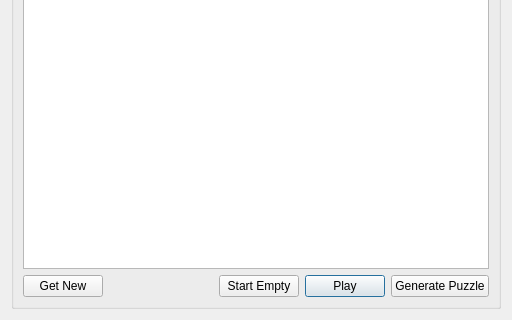
This is ksudoku/src/gui/welcomescreen.ui in jsj2008/kdegames as Qt 5 draws it before an edit; both pictures show x 0 to 512 and y 192 to 512 of the 512 by 512 pixel window. The edited form follows.
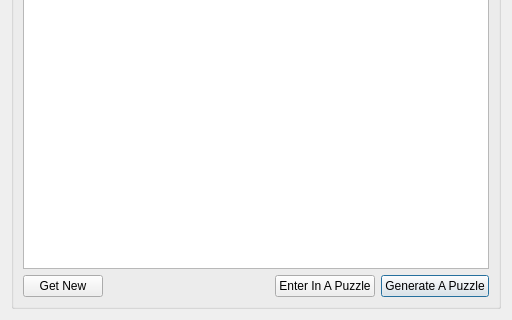
This is the edited form.

Commit message: Disconnect old puzzle generator. Reword the Start Empty button to Enter In A Puzzle.

Diff of the .ui file:
```diff
--- a/ksudoku/src/gui/welcomescreen.ui
+++ b/ksudoku/src/gui/welcomescreen.ui
@@ -45,30 +45,20 @@
         <item>
          <widget class="QPushButton" name="startEmptyButton">
           <property name="text">
-           <string>Start Empty</string>
+           <string>Enter In A Puzzle</string>
           </property>
          </widget>
         </item>
         <item>
-         <widget class="QPushButton" name="playGameButton">
+         <widget class="QPushButton" name="puzzleGeneratorButton">
           <property name="text">
-           <string>Play</string>
-          </property>
-          <property name="autoDefault">
-           <bool>false</bool>
+           <string>Generate A Puzzle</string>
           </property>
           <property name="default">
            <bool>true</bool>
           </property>
          </widget>
         </item>
-        <item>
-         <widget class="QPushButton" name="puzzleGeneratorButton">
-          <property name="text">
-           <string>Generate Puzzle</string>
-          </property>
-         </widget>
-        </item>
        </layout>
       </item>
      </layout>
```
The commit also changes 1 other file.
